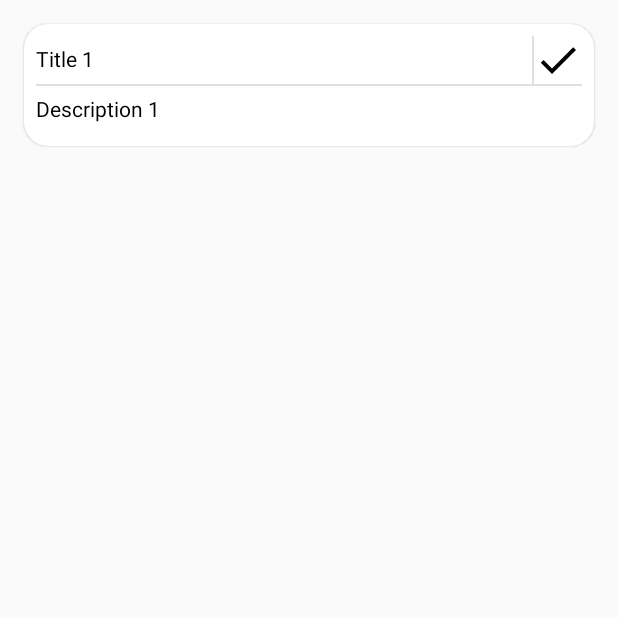
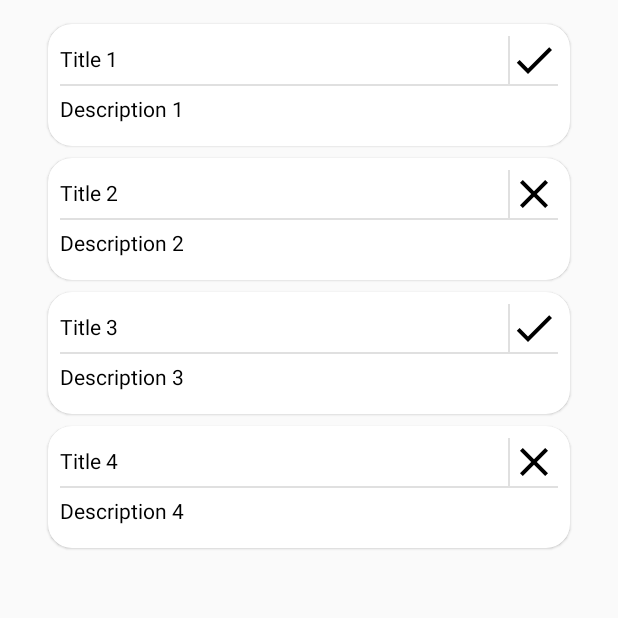
Before and after one commit to antongordeev9505/JetPackComposeApp, an Android app built with Jetpack Compose: the screen it shows after launch (MainActivity), on a phone screen of 412 x 824 dp, the top half of it. Run offline under Robolectric (Android 15) with nearby library versions, the phone set to English and light mode, and no system bars; our stand-ins replace Dagger/Hilt's generated code, accompanist.

Commit message:
Created LazyColumn

```diff
--- /dev/null
+++ b/app/src/main/java/com/example/jetpackcompose/ui/components/CardComponent.kt
@@ -0,0 +1,64 @@
+package com.example.jetpackcompose.ui.components
+
+import androidx.compose.foundation.layout.Column
+import androidx.compose.foundation.layout.IntrinsicSize
+import androidx.compose.foundation.layout.Row
+import androidx.compose.foundation.layout.fillMaxHeight
+import androidx.compose.foundation.layout.fillMaxWidth
+import androidx.compose.foundation.layout.height
+import androidx.compose.foundation.layout.padding
+import androidx.compose.foundation.layout.size
+import androidx.compose.foundation.layout.width
+import androidx.compose.foundation.shape.RoundedCornerShape
+import androidx.compose.material.Card
+import androidx.compose.material.Divider
+import androidx.compose.material.Icon
+import androidx.compose.material.Text
+import androidx.compose.runtime.Composable
+import androidx.compose.ui.Alignment
+import androidx.compose.ui.Modifier
+import androidx.compose.ui.res.painterResource
+import androidx.compose.ui.unit.dp
+import com.example.jetpackcompose.R
+import com.example.jetpackcompose.sample.MyCard
+
+@Composable
+fun CardComponent(item: MyCard) {
+    Card(
+        modifier = Modifier.padding(horizontal = 16.dp),
+        shape = RoundedCornerShape(16.dp)
+    ) {
+        Column(
+            modifier = Modifier
+                .fillMaxWidth()
+                .padding(8.dp)
+                .height(IntrinsicSize.Min)
+        ) {
+            Row(
+                modifier = Modifier.weight(1f),
+                verticalAlignment = Alignment.CenterVertically
+            ) {
+                Text(text = item.title, modifier = Modifier.weight(1f))
+                Divider(modifier = Modifier.fillMaxHeight().width(1.dp))
+                Icon(
+                    painter = painterResource(
+                        id = if (item.isDone) {
+                            R.drawable.ic_baseline_done_24
+                        } else {
+                            R.drawable.ic_outline_close_24
+                        }
+                    ),
+                    contentDescription = null,
+                    modifier = Modifier.size(32.dp)
+                )
+            }
+            Divider()
+            Row(
+                verticalAlignment = Alignment.CenterVertically,
+                modifier = Modifier.weight(1f)
+            ) {
+                Text(text = item.description)
+            }
+        }
+    }
+}
--- a/app/src/main/java/com/example/jetpackcompose/ui/screens/screen1/views/LisView.kt
+++ b/app/src/main/java/com/example/jetpackcompose/ui/screens/screen1/views/LisView.kt
@@ -1,65 +1,22 @@
 package com.example.jetpackcompose.ui.screens.screen1.views
 
-import androidx.compose.foundation.layout.Column
-import androidx.compose.foundation.layout.IntrinsicSize
-import androidx.compose.foundation.layout.Row
-import androidx.compose.foundation.layout.fillMaxHeight
-import androidx.compose.foundation.layout.fillMaxWidth
-import androidx.compose.foundation.layout.height
-import androidx.compose.foundation.layout.padding
-import androidx.compose.foundation.layout.size
-import androidx.compose.foundation.layout.width
-import androidx.compose.foundation.shape.RoundedCornerShape
-import androidx.compose.material.Card
-import androidx.compose.material.Divider
-import androidx.compose.material.Icon
-import androidx.compose.material.Text
+import androidx.compose.foundation.layout.Arrangement
+import androidx.compose.foundation.layout.PaddingValues
+import androidx.compose.foundation.lazy.LazyColumn
+import androidx.compose.foundation.lazy.items
 import androidx.compose.runtime.Composable
-import androidx.compose.ui.Alignment
-import androidx.compose.ui.Modifier
-import androidx.compose.ui.res.painterResource
 import androidx.compose.ui.unit.dp
-import com.example.jetpackcompose.R
 import com.example.jetpackcompose.sample.MyCard
+import com.example.jetpackcompose.ui.components.CardComponent
 
 @Composable
-fun ListView(data: List<MyCard>) {
-    val item = data.first()
-    Card(
-        modifier = Modifier.padding(16.dp),
-        shape = RoundedCornerShape(16.dp)
+fun ListView(list: List<MyCard>) {
+    LazyColumn(
+        contentPadding = PaddingValues(vertical = 16.dp, horizontal = 16.dp),
+        verticalArrangement = Arrangement.spacedBy(8.dp)
     ) {
-        Column(
-            modifier = Modifier
-                .fillMaxWidth()
-                .padding(8.dp)
-                .height(IntrinsicSize.Min)
-        ) {
-            Row(
-                modifier = Modifier.weight(1f),
-                verticalAlignment = Alignment.CenterVertically
-            ) {
-                Text(text = item.title, modifier = Modifier.weight(1f))
-                Divider(modifier = Modifier.fillMaxHeight().width(1.dp))
-                Icon(
-                    painter = painterResource(
-                        id = if (item.isDone) {
-                            R.drawable.ic_baseline_done_24
-                        } else {
-                            R.drawable.ic_outline_close_24
-                        }
-                    ),
-                    contentDescription = null,
-                    modifier = Modifier.size(32.dp)
-                )
-            }
-            Divider()
-            Row(
-                verticalAlignment = Alignment.CenterVertically,
-                modifier = Modifier.weight(1f)
-            ) {
-                Text(text = item.description)
-            }
+        items(list) { card ->
+            CardComponent(card)
         }
     }
 }
```
